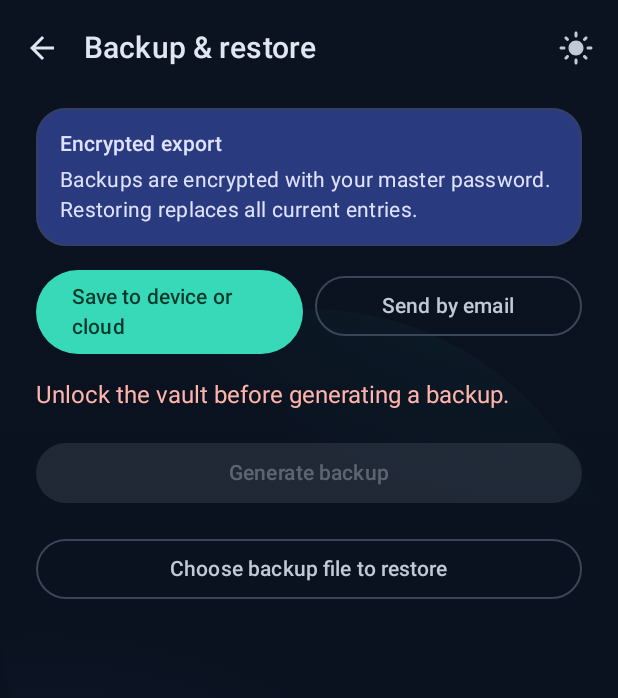
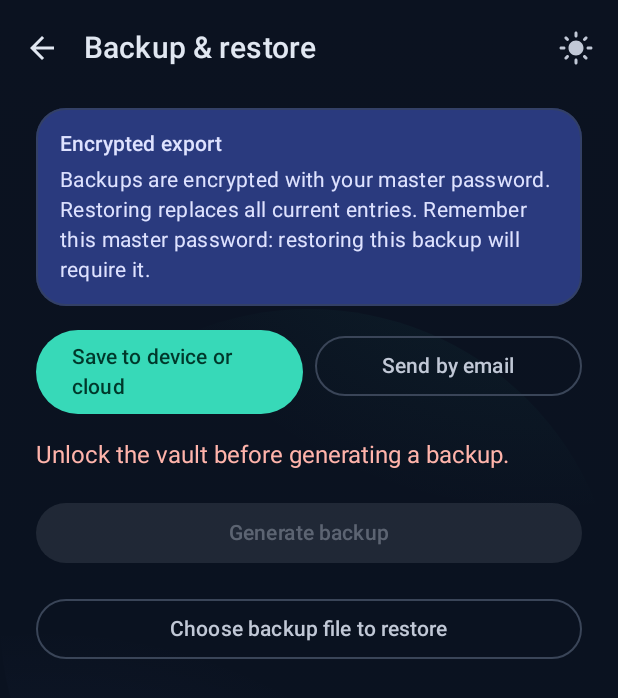
Before and after one commit to christiancagan/passvaultgen, an Android app built with Jetpack Compose: the BackupScreen screen opened through its navigation route, on a phone screen of 412 x 824 dp. Shown: the top 698 px of the screen. Run offline under Robolectric (Android 15) with nearby library versions, the light colour scheme and no system bars; our stand-ins replace Dagger/Hilt's generated code.

Commit message:
Add reminder to remember master password during backup generation

```diff
--- a/app/src/main/java/com/example/passwordvault/ui/backup/BackupScreen.kt
+++ b/app/src/main/java/com/example/passwordvault/ui/backup/BackupScreen.kt
@@ -181,7 +181,8 @@ fun BackupScreen(
             ) {
                 Text(
                     "Backups are encrypted with your master password. " +
-                        "Restoring replaces all current entries.",
+                        "Restoring replaces all current entries. " +
+                        "Remember this master password: restoring this backup will require it.",
                     style = MaterialTheme.typography.bodyMedium,
                     color = MaterialTheme.colorScheme.onSecondaryContainer,
                 )
--- a/app/src/main/java/com/example/passwordvault/ui/backup/BackupViewModel.kt
+++ b/app/src/main/java/com/example/passwordvault/ui/backup/BackupViewModel.kt
@@ -124,7 +124,7 @@ class BackupViewModel @Inject constructor(
 
     fun onEmailHandoff(success: Boolean) {
         _uiState.value = _uiState.value.copy(
-            message = if (success) "Backup generated successfully." else null,
+            message = if (success) "Backup generated successfully. Remember the master password used to create it." else null,
             error = if (success) null else "Could not prepare the backup email.",
         )
     }
@@ -138,7 +138,7 @@ class BackupViewModel @Inject constructor(
 
     fun onExportWritten(success: Boolean) {
         _uiState.value = _uiState.value.copy(
-            message = if (success) "Backup generated successfully." else null,
+            message = if (success) "Backup generated successfully. Remember the master password used to create it." else null,
             error = if (success) null else "Could not write the backup file.",
         )
     }
```
Also changed, not shown: 2 other files.
